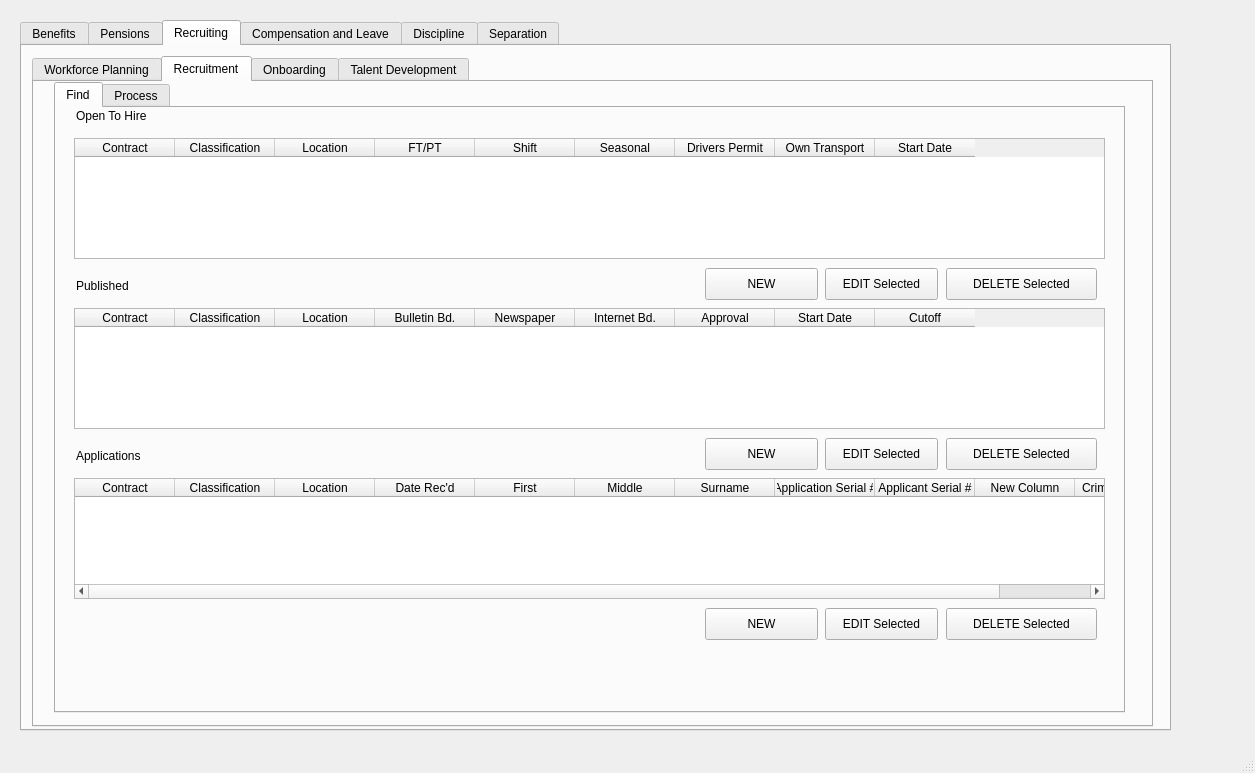
The window that hrPortal.ui (i-Technology/HR_Portal) describes before a commit, drawn with Qt 5.
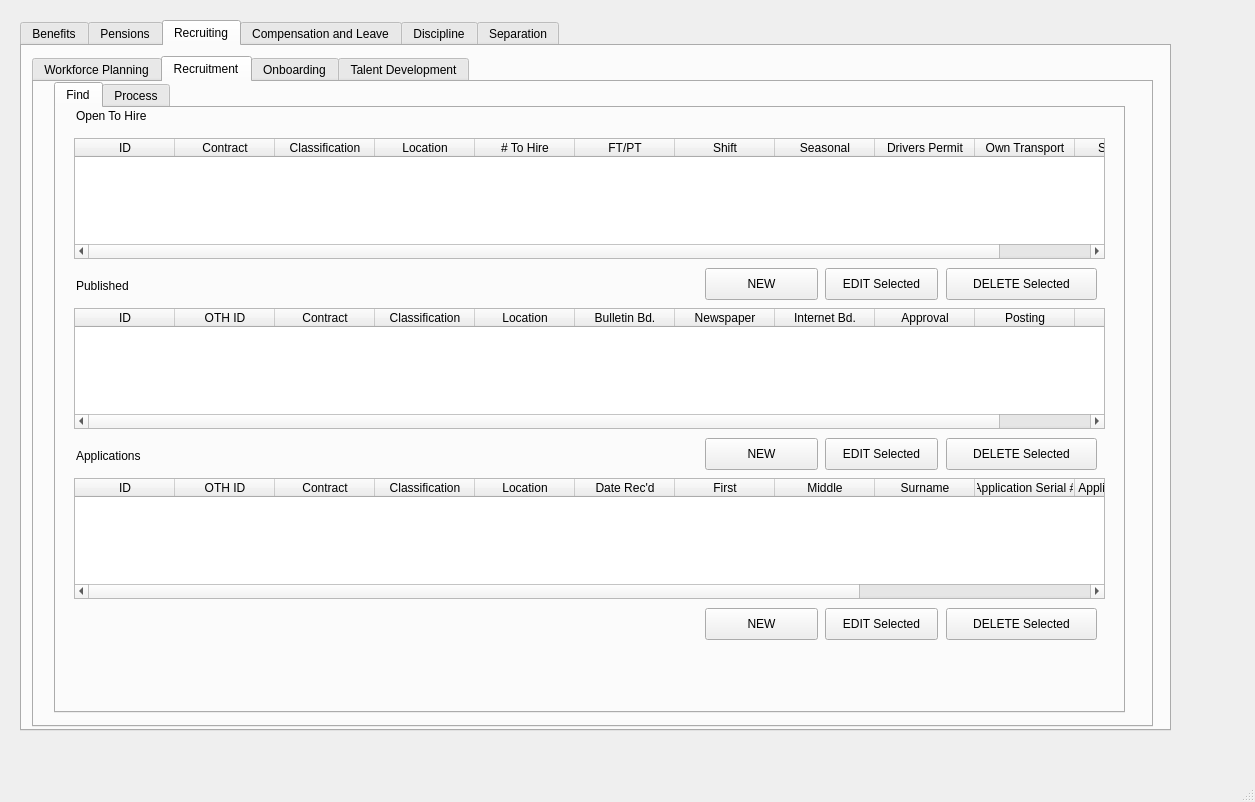
The same window after the commit. The open tabs and pages were chosen to show the change.

```diff
--- a/hrPortal.ui
+++ b/hrPortal.ui
@@ -7,7 +7,7 @@
     <x>0</x>
     <y>0</y>
     <width>1255</width>
-    <height>773</height>
+    <height>802</height>
    </rect>
   </property>
   <property name="windowTitle">
@@ -112,6 +112,11 @@
             <height>121</height>
            </rect>
           </property>
+          <column>
+           <property name="text">
+            <string>ID</string>
+           </property>
+          </column>
           <column>
            <property name="text">
             <string>Contract</string>
@@ -127,6 +132,11 @@
             <string>Location</string>
            </property>
           </column>
+          <column>
+           <property name="text">
+            <string># To Hire</string>
+           </property>
+          </column>
           <column>
            <property name="text">
             <string>FT/PT</string>
@@ -206,6 +216,16 @@
             <height>121</height>
            </rect>
           </property>
+          <column>
+           <property name="text">
+            <string>ID</string>
+           </property>
+          </column>
+          <column>
+           <property name="text">
+            <string>OTH ID</string>
+           </property>
+          </column>
           <column>
            <property name="text">
             <string>Contract</string>
@@ -243,7 +263,7 @@
           </column>
           <column>
            <property name="text">
-            <string>Start Date</string>
+            <string>Posting</string>
            </property>
           </column>
           <column>
@@ -313,6 +333,16 @@
             <height>121</height>
            </rect>
           </property>
+          <column>
+           <property name="text">
+            <string>ID</string>
+           </property>
+          </column>
+          <column>
+           <property name="text">
+            <string>OTH ID</string>
+           </property>
+          </column>
           <column>
            <property name="text">
             <string>Contract</string>
```
Left out of the diff: 62 changed lines with no effect on the pictures.
